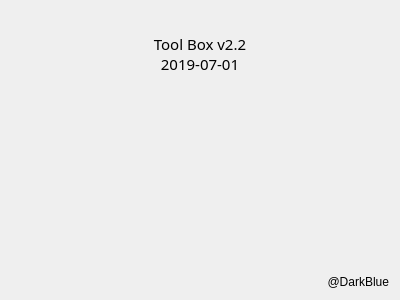
Old version of the form ToolBox/about/about.ui in the repository ZhangYuyinGItHub/ToolBox.
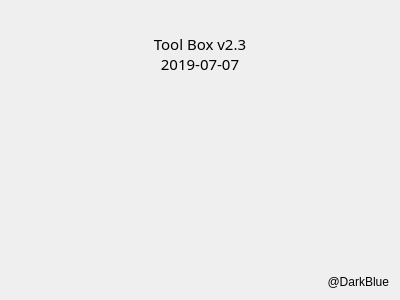
New version of the form. Icons and pictures are not drawn.

The edit to the form file:
```diff
--- a/ToolBox/about/about.ui
+++ b/ToolBox/about/about.ui
@@ -30,8 +30,8 @@
         </font>
        </property>
        <property name="text">
-        <string>Tool Box v2.2
-2019-07-01</string>
+        <string>Tool Box v2.3
+2019-07-07</string>
        </property>
        <property name="alignment">
         <set>Qt::AlignBottom|Qt::AlignHCenter</set>
```
